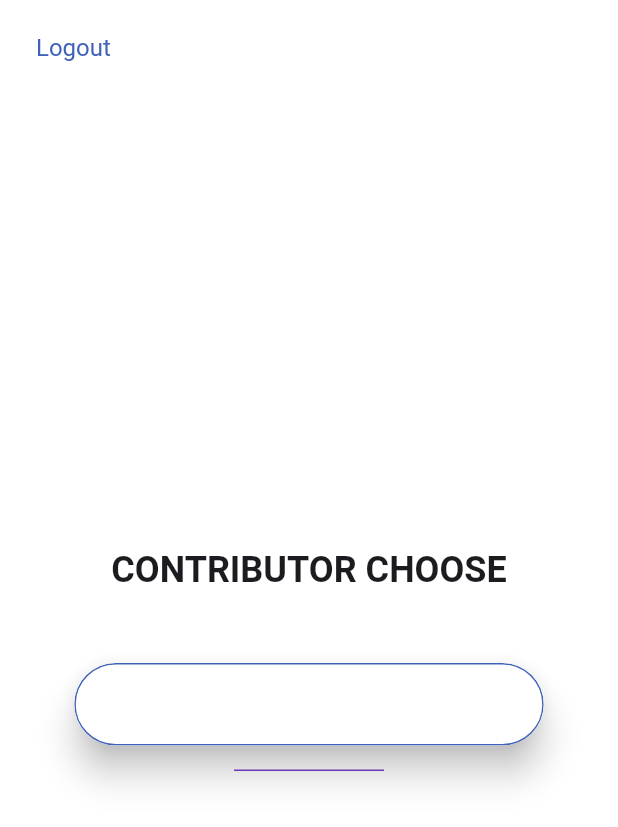
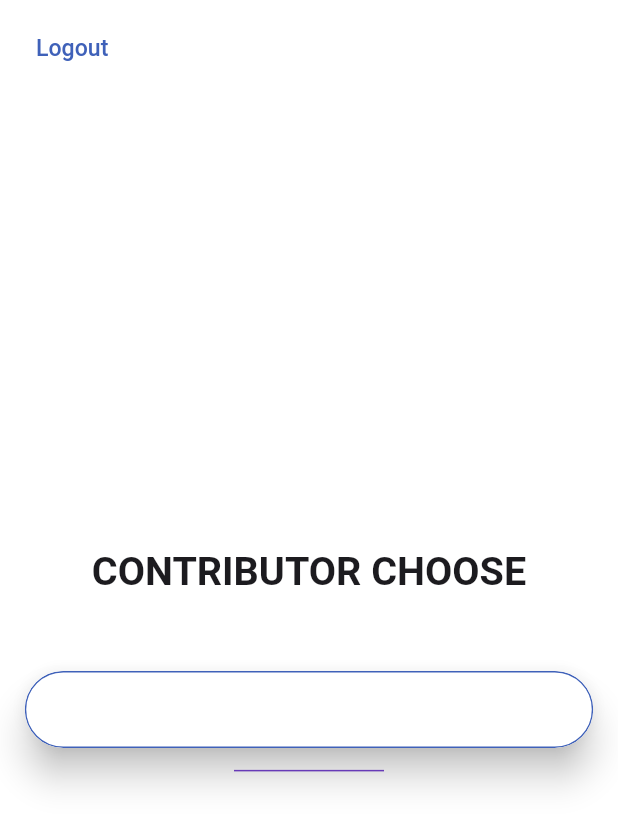
Before and after one commit to digiboridev/serv_ex_webclient, a Flutter app: the ContributorSelectScreen screen opened by its route, on a phone screen of 412 x 824 dp. Shown: the top 827 px of the screen. Run offline on Flutter 3.47's test engine with Material 2 defaults, Android fonts, the phone set to English and light mode, and no system bars; our stand-ins replace auto_route, cloud_firestore, equatable, firebase_auth, firebase_core, flutter_fadein and 5 more; accounts and stored records are empty; network calls fail; statements that could not run were skipped.

Commit message:
contributor select layout

```diff
--- a/lib/app/screens/contributor_select_screen.dart
+++ b/lib/app/screens/contributor_select_screen.dart
@@ -2,14 +2,14 @@ import 'package:auto_route/auto_route.dart';
 import 'package:flutter/material.dart';
 import 'package:flutter_riverpod/flutter_riverpod.dart';
 import 'package:serv_expert_webclient/core/app_colors.dart';
-import 'package:serv_expert_webclient/core/text_styles.dart';
 import 'package:serv_expert_webclient/data/models/user/app_user.dart';
 import 'package:serv_expert_webclient/data/models/company/company.dart';
 import 'package:serv_expert_webclient/app/app_providers.dart';
 import 'package:serv_expert_webclient/global_providers.dart';
+import 'package:serv_expert_webclient/utils/ui_utils.dart';
 import 'package:serv_expert_webclient/widgets/fillable_scrollable_wrapper.dart';
 import 'package:serv_expert_webclient/router.gr.dart';
-import 'package:serv_expert_webclient/widgets/layouter.dart';
+import 'package:serv_expert_webclient/widgets/headline.dart';
 import 'package:serv_expert_webclient/widgets/min_spacer.dart';
 import 'package:serv_expert_webclient/widgets/regular_button.dart';
 
@@ -38,48 +38,46 @@ class _ContributorSelectScreenState extends ConsumerState<ContributorSelectScree
 
   @override
   Widget build(BuildContext context) {
+    MediaQuery.of(context);
+
     return Scaffold(
       backgroundColor: Colors.white,
-      body: Layouter(mobileLayout: mobileBody, tabletLayout: tabletBody),
+      body: body,
     );
   }
 
-  Widget get mobileBody {
+  Widget get body {
     return FillableScrollableWrapper(
       child: Column(
         children: [
-          Padding(
+          Container(
             padding: const EdgeInsets.symmetric(horizontal: 16, vertical: 8),
-            child: Row(
-              children: [
-                TextButton(
+            alignment: Alignment.centerLeft,
+            child: TextButton(
               onPressed: onLogout,
-                  child: Text('Logout', style: AppTextStyles.formText.copyWith(color: AppColors.primary)),
-                ),
-              ],
+              child: Text(
+                'Logout',
+                style: TextStyle(
+                  fontSize: whenLayout<double>(mobile: 14.ms, tablet: 18.ts),
+                  color: AppColors.primary,
                 ),
               ),
-          const MinSpacer(
-            minHeight: 32,
             ),
-          const Text('CONTRIBUTOR CHOOSE', style: AppTextStyles.headline),
-          const SizedBox(
-            height: 40,
           ),
+          MinSpacer(minHeight: whenLayout<double>(mobile: 32.ms, tablet: 48.ts)),
+          const Headline(text: 'CONTRIBUTOR CHOOSE'),
+          SizedBox(height: whenLayout<double>(mobile: 40.ms, tablet: 72.ts)),
           // Personal account
           Consumer(
             builder: (context, ref, _) {
               AsyncValue<AppUser> userData = ref.watch(currentAppUserStreamProvider);
               if (userData is AsyncData<AppUser>) {
-                return SizedBox(
-                  width: 345,
-                  child: Padding(
-                    padding: const EdgeInsets.symmetric(horizontal: 16, vertical: 8),
+                return Container(
+                  width: whenLayout<double>(mobile: 345.ms, tablet: 546.ts),
+                  padding: EdgeInsets.symmetric(vertical: whenLayout<double>(mobile: 6.ms, tablet: 8.ts)),
                   child: button(
                     '${userData.value.firstName} ${userData.value.lastName}',
                     () => onAppUserSelect(userData.value),
-                      true,
-                    ),
                   ),
                 );
               } else {
@@ -101,15 +99,12 @@ class _ContributorSelectScreenState extends ConsumerState<ContributorSelectScree
                       margin: const EdgeInsets.symmetric(vertical: 8),
                     ),
                     for (Company company in companiesData.value)
-                      SizedBox(
-                        width: 345,
-                        child: Padding(
-                          padding: const EdgeInsets.symmetric(horizontal: 16, vertical: 8),
+                      Container(
+                        width: whenLayout<double>(mobile: 345.ms, tablet: 546.ts),
+                        padding: EdgeInsets.symmetric(vertical: whenLayout<double>(mobile: 6.ms, tablet: 8.ts)),
                         child: button(
                           company.name,
                           () => onCompanySelect(company),
-                            true,
-                          ),
                         ),
                       ),
                   ],
@@ -119,104 +114,27 @@ class _ContributorSelectScreenState extends ConsumerState<ContributorSelectScree
               }
             },
           ),
-          const MinSpacer(
-            minHeight: 32,
-          ),
+          MinSpacer(minHeight: whenLayout<double>(mobile: 32.ms, tablet: 48.ts)),
         ],
       ),
     );
   }
 
-  Widget get tabletBody {
-    return FillableScrollableWrapper(
-      child: Column(
-        children: [
-          Padding(
-            padding: const EdgeInsets.symmetric(horizontal: 16, vertical: 8),
-            child: Row(
-              children: [
-                TextButton(
-                  onPressed: onLogout,
-                  child: Text('Logout', style: AppTextStyles.formTextTablet.copyWith(color: AppColors.primary)),
+  Widget button(String text, VoidCallback onTap) {
+    return RegularButton(
+      textStyle: TextStyle(
+        fontSize: whenLayout<double>(mobile: 18.ms, tablet: 24.ts),
+        fontWeight: FontWeight.w500,
+        color: AppColors.primary,
       ),
-              ],
+      padding: EdgeInsets.symmetric(
+        horizontal: whenLayout<double>(mobile: 16.ms, tablet: 24.ts),
+        vertical: whenLayout<double>(mobile: 12.ms, tablet: 18.ts),
       ),
-          ),
-          const MinSpacer(
-            minHeight: 32,
-          ),
-          const Text('CONTRIBUTOR CHOOSE', style: AppTextStyles.headlineTablet),
-          const SizedBox(
-            height: 72,
-          ),
-          // Personal account
-          Consumer(
-            builder: (context, ref, _) {
-              AsyncValue<AppUser> userData = ref.watch(currentAppUserStreamProvider);
-              if (userData is AsyncData<AppUser>) {
-                return SizedBox(
-                  width: 546,
-                  child: Padding(
-                    padding: const EdgeInsets.symmetric(horizontal: 16, vertical: 8),
-                    child: button(
-                      '${userData.value.firstName} ${userData.value.lastName}',
-                      () => onAppUserSelect(userData.value),
-                      false,
-                    ),
-                  ),
-                );
-              } else {
-                return const SizedBox();
-              }
-            },
-          ),
-          // List of companies
-          Consumer(
-            builder: (context, ref, _) {
-              AsyncValue<List<Company>> companiesData = ref.watch(companiesStreamProvider);
-              if (companiesData is AsyncData<List<Company>>) {
-                return Column(
-                  children: [
-                    Container(
-                      height: 1,
-                      width: 100,
-                      color: Colors.deepPurple,
-                      margin: const EdgeInsets.symmetric(vertical: 8),
-                    ),
-                    for (Company company in companiesData.value)
-                      SizedBox(
-                        width: 546,
-                        child: Padding(
-                          padding: const EdgeInsets.symmetric(horizontal: 16, vertical: 8),
-                          child: button(
-                            company.name,
-                            () => onCompanySelect(company),
-                            false,
-                          ),
-                        ),
-                      ),
-                  ],
-                );
-              } else {
-                return const SizedBox();
-              }
-            },
-          ),
-          const MinSpacer(
-            minHeight: 32,
-          ),
-        ],
-      ),
-    );
-  }
-
-  Widget button(String text, VoidCallback onTap, bool mobile) {
-    return RegularButton(
       onTap: onTap,
       text: text,
       color: AppColors.white,
       borderColor: AppColors.primary,
-      textStyle: mobile ? AppTextStyles.btnText.copyWith(color: AppColors.primary) : AppTextStyles.btnTextTablet.copyWith(color: AppColors.primary),
     );
   }
 }
--- a/lib/app/screens/debug_screen.dart
+++ b/lib/app/screens/debug_screen.dart
@@ -161,7 +161,7 @@ class SB extends ConsumerWidget {
           mainAxisAlignment: MainAxisAlignment.center,
           crossAxisAlignment: CrossAxisAlignment.center,
           children: [
-            const Text('V: 0.0.12'),
+            const Text('V: 0.0.13'),
             SelectableText(context.router.root.stack.toString()),
             SelectableText('height: $height, width: $width'),
             SelectableText('Authorized: ${ref.read(authServiceProvider).authorized}'),
--- a/lib/app/screens/home_screen.dart
+++ b/lib/app/screens/home_screen.dart
@@ -16,6 +16,8 @@ class HomeScreen extends ConsumerStatefulWidget {
 class _HomeScreenState extends ConsumerState<HomeScreen> {
   @override
   Widget build(BuildContext context) {
+    MediaQuery.of(context);
+
     return Container(
       color: Colors.white,
       child: FillableScrollableWrapper(
--- a/pubspec.yaml
+++ b/pubspec.yaml
@@ -1,7 +1,7 @@
 name: serv_expert_webclient
 description: Serve expert client application.
 publish_to: 'none'
-version: 1.0.12+12
+version: 1.0.13+13
 
 environment:
   sdk: '>=2.19.0 <3.0.0'
```
Also changed, not shown: 1 other file. Lines whose indentation alone changed are shown as unchanged.
